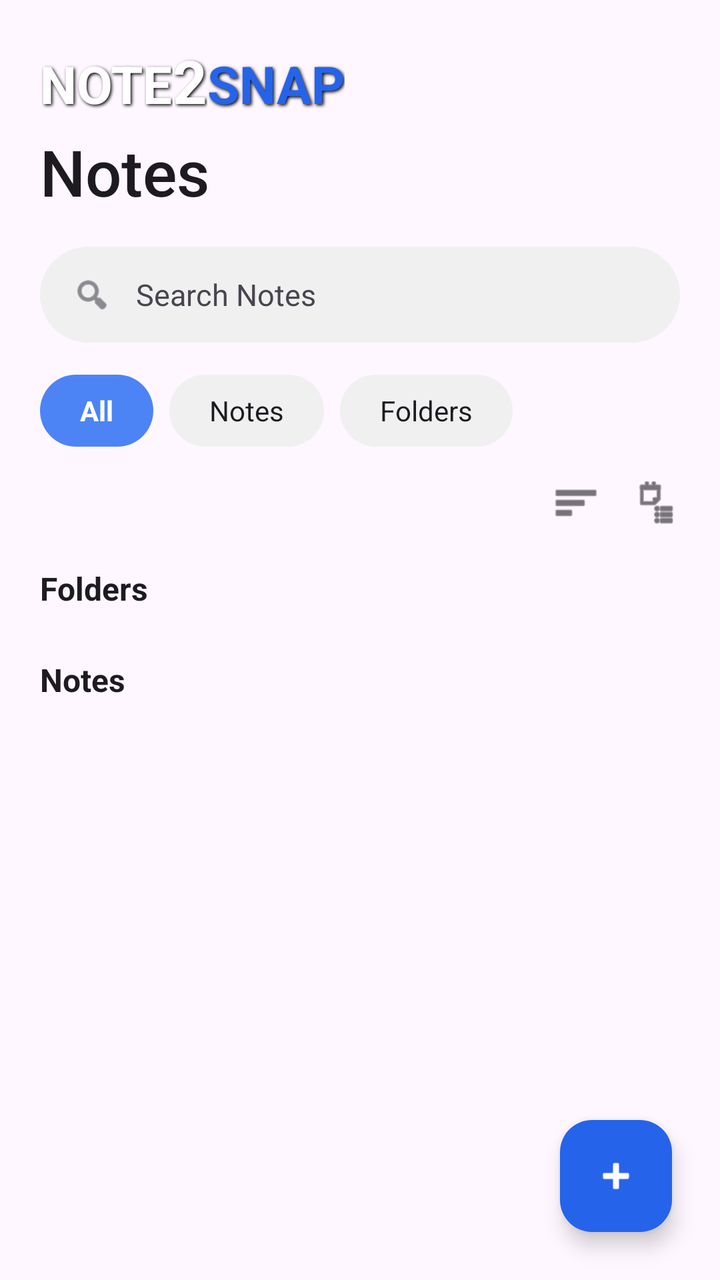
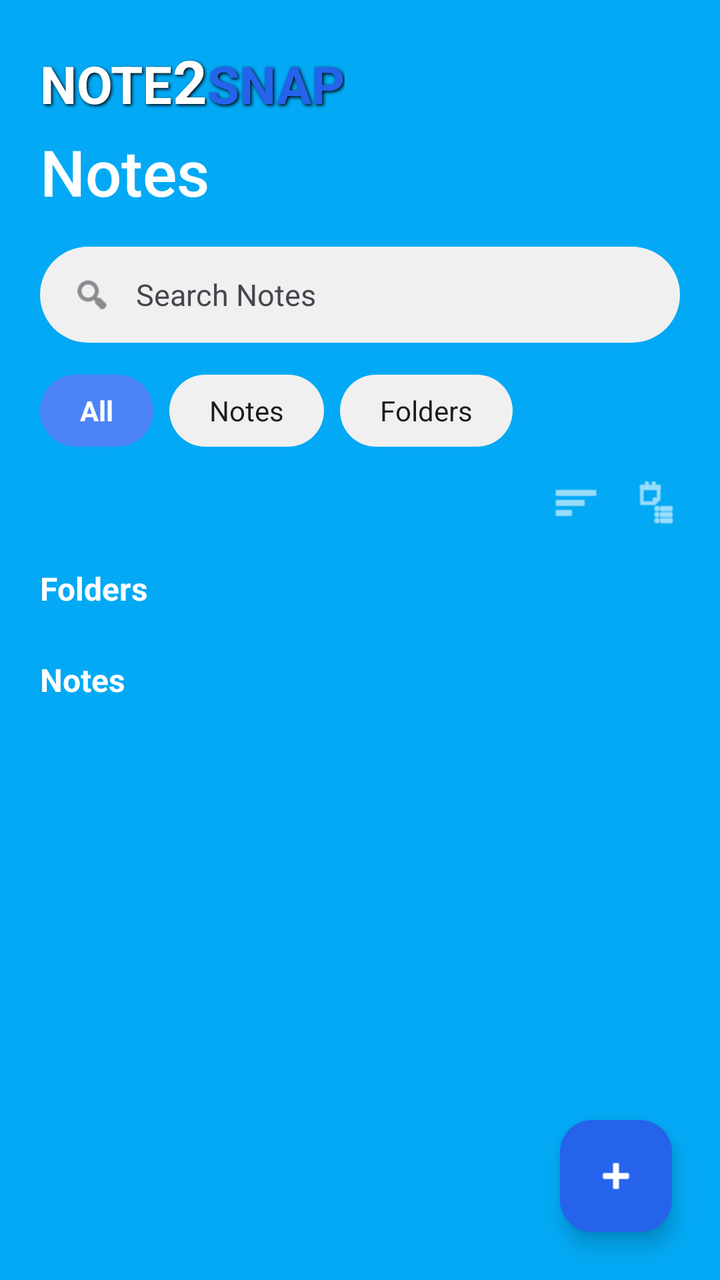

The first picture is an Android layout as it rendered before a commit; the second is the same layout after the commit. The layout source and the unified diff follow.
<!-- AndroidManifest.xml: application theme Theme.Note2Snap -->
<!-- res/layout/fragment_notes.xml -->
<?xml version="1.0" encoding="utf-8"?>
<androidx.coordinatorlayout.widget.CoordinatorLayout
    xmlns:android="http://schemas.android.com/apk/res/android"
    xmlns:app="http://schemas.android.com/apk/res-auto"
    android:layout_width="match_parent"
    android:layout_height="match_parent"
    android:background="?android:attr/colorBackground">

    <androidx.core.widget.NestedScrollView
        android:layout_width="match_parent"
        android:layout_height="match_parent"
        android:fillViewport="true">

        <LinearLayout
            android:layout_width="match_parent"
            android:layout_height="wrap_content"
            android:orientation="vertical"
            android:padding="20dp">

            
            <LinearLayout
                android:layout_width="wrap_content"
                android:layout_height="wrap_content"
                android:orientation="horizontal">

                <TextView
                    android:id="@+id/tvTitleNote"
                    android:layout_width="wrap_content"
                    android:layout_height="wrap_content"
                    android:text="NOTE"
                    android:textColor="#FFFFFF"
                    android:textSize="26sp"
                    android:textStyle="bold"
                    android:shadowColor="#000000"
                    android:shadowDx="2"
                    android:shadowDy="2"
                    android:shadowRadius="4" />

                <TextView
                    android:id="@+id/tvTitle2"
                    android:layout_width="wrap_content"
                    android:layout_height="wrap_content"
                    android:text="2"
                    android:textColor="#FFFFFF"
                    android:textSize="30sp"
                    android:textStyle="bold"
                    android:shadowColor="#000000"
                    android:shadowDx="2"
                    android:shadowDy="2"
                    android:shadowRadius="4" />

                <TextView
                    android:id="@+id/tvTitleSnap"
                    android:layout_width="wrap_content"
                    android:layout_height="wrap_content"
                    android:text="SNAP"
                    android:textColor="#2563EB"
                    android:textSize="26sp"
                    android:textStyle="bold"
                    android:shadowColor="#000000"
                    android:shadowDx="2"
                    android:shadowDy="2"
                    android:shadowRadius="4" />
            </LinearLayout>

            
            <TextView
                android:layout_width="wrap_content"
                android:layout_height="wrap_content"
                android:layout_marginTop="4dp"
                android:text="Notes"
                android:textColor="?android:attr/textColorPrimary"
                android:textSize="32sp"
                android:fontFamily="sans-serif-medium" />

            
            <LinearLayout
                android:layout_width="match_parent"
                android:layout_height="48dp"
                android:layout_marginTop="16dp"
                android:background="@drawable/bg_search_bar"
                android:gravity="center_vertical"
                android:orientation="horizontal"
                android:paddingHorizontal="16dp">

                <ImageView
                    android:layout_width="20dp"
                    android:layout_height="20dp"
                    android:src="@android:drawable/ic_menu_search"
                    app:tint="?android:attr/textColorSecondary" />

                <EditText
                    android:id="@+id/etSearchNotes"
                    android:layout_width="match_parent"
                    android:layout_height="match_parent"
                    android:layout_marginStart="12dp"
                    android:background="@null"
                    android:hint="Search Notes"
                    android:imeOptions="actionSearch"
                    android:inputType="text"
                    android:textColor="?android:attr/textColorPrimary"
                    android:textColorHint="?android:attr/textColorSecondary"
                    android:textSize="15sp" />
            </LinearLayout>

            
            <HorizontalScrollView
                android:layout_width="match_parent"
                android:layout_height="wrap_content"
                android:layout_marginTop="16dp"
                android:scrollbars="none">

                <LinearLayout
                    android:layout_width="wrap_content"
                    android:layout_height="wrap_content"
                    android:orientation="horizontal">

                    <TextView
                        android:id="@+id/chipAll"
                        android:layout_width="wrap_content"
                        android:layout_height="36dp"
                        android:background="@drawable/bg_filter_active"
                        android:gravity="center"
                        android:paddingHorizontal="20dp"
                        android:text="All"
                        android:textColor="#FFFFFF"
                        android:textSize="14sp"
                        android:textStyle="bold" />

                    <TextView
                        android:id="@+id/chipNotes"
                        android:layout_width="wrap_content"
                        android:layout_height="36dp"
                        android:layout_marginStart="8dp"
                        android:background="@drawable/bg_chip_unselected"
                        android:gravity="center"
                        android:paddingHorizontal="20dp"
                        android:text="Notes"
                        android:textColor="?android:attr/textColorPrimary"
                        android:textSize="14sp" />

                    <TextView
                        android:id="@+id/chipFolders"
                        android:layout_width="wrap_content"
                        android:layout_height="36dp"
                        android:layout_marginStart="8dp"
                        android:background="@drawable/bg_chip_unselected"
                        android:gravity="center"
                        android:paddingHorizontal="20dp"
                        android:text="Folders"
                        android:textColor="?android:attr/textColorPrimary"
                        android:textSize="14sp" />
                </LinearLayout>
            </HorizontalScrollView>

            
            <RelativeLayout
                android:layout_width="match_parent"
                android:layout_height="wrap_content"
                android:layout_marginTop="16dp"
                android:layout_marginBottom="8dp">

                <TextView
                    android:id="@+id/tvResultCount"
                    android:layout_width="wrap_content"
                    android:layout_height="wrap_content"
                    android:layout_alignParentStart="true"
                    android:layout_centerVertical="true"
                    android:textColor="?android:attr/textColorSecondary"
                    android:textSize="13sp"
                    android:visibility="gone" />

                <LinearLayout
                    android:layout_width="wrap_content"
                    android:layout_height="wrap_content"
                    android:layout_alignParentEnd="true"
                    android:orientation="horizontal">

                    <ImageView
                        android:id="@+id/btnSort"
                        android:layout_width="24dp"
                        android:layout_height="24dp"
                        android:layout_marginEnd="16dp"
                        android:background="?attr/selectableItemBackgroundBorderless"
                        android:src="@android:drawable/ic_menu_sort_by_size"
                        app:tint="?android:attr/textColorPrimary" />

                    <ImageView
                        android:id="@+id/btnViewMode"
                        android:layout_width="24dp"
                        android:layout_height="24dp"
                        android:background="?attr/selectableItemBackgroundBorderless"
                        android:src="@android:drawable/ic_menu_agenda"
                        app:tint="?android:attr/textColorPrimary" />
                </LinearLayout>
            </RelativeLayout>

            
            <TextView
                android:id="@+id/tvNotFound"
                android:layout_width="wrap_content"
                android:layout_height="wrap_content"
                android:layout_gravity="center_horizontal"
                android:layout_marginTop="32dp"
                android:layout_marginBottom="32dp"
                android:text="No notes found"
                android:textColor="?android:attr/textColorSecondary"
                android:textSize="16sp"
                android:visibility="gone" />

            
            <TextView
                android:id="@+id/tvFoldersLabel"
                android:layout_width="wrap_content"
                android:layout_height="wrap_content"
                android:layout_marginTop="12dp"
                android:text="Folders"
                android:textColor="?android:attr/textColorPrimary"
                android:textSize="16sp"
                android:textStyle="bold" />

            <androidx.recyclerview.widget.RecyclerView
                android:id="@+id/rvFolders"
                android:layout_width="match_parent"
                android:layout_height="wrap_content"
                android:layout_marginTop="8dp"
                android:nestedScrollingEnabled="false" />

            
            <TextView
                android:id="@+id/tvNotesLabel"
                android:layout_width="wrap_content"
                android:layout_height="wrap_content"
                android:layout_marginTop="16dp"
                android:text="Notes"
                android:textColor="?android:attr/textColorPrimary"
                android:textSize="16sp"
                android:textStyle="bold" />

            <androidx.recyclerview.widget.RecyclerView
                android:id="@+id/rvNotes"
                android:layout_width="match_parent"
                android:layout_height="wrap_content"
                android:layout_marginTop="8dp"
                android:nestedScrollingEnabled="false" />

        </LinearLayout>
    </androidx.core.widget.NestedScrollView>

    
    <com.google.android.material.floatingactionbutton.FloatingActionButton
        android:id="@+id/fabAddNotes"
        android:layout_width="wrap_content"
        android:layout_height="wrap_content"
        android:layout_gravity="bottom|end"
        android:layout_margin="24dp"
        android:contentDescription="Add Notes"
        android:src="@android:drawable/ic_input_add"
        app:backgroundTint="#2563EB"
        app:tint="#FFFFFF" />

</androidx.coordinatorlayout.widget.CoordinatorLayout>
<!-- resources referenced by this layout -->
<resources>
  <!-- drawable bg_chip_unselected (drawable) -->
  <?xml version="1.0" encoding="utf-8"?>
  <shape xmlns:android="http://schemas.android.com/apk/res/android">
      <solid android:color="@color/search_bg" />
      <corners android:radius="18dp" />
  </shape>
  <!-- drawable bg_filter_active (drawable) -->
  <?xml version="1.0" encoding="utf-8"?>
  <shape xmlns:android="http://schemas.android.com/apk/res/android">
      <solid android:color="#4D84F5" />
      <corners android:radius="24dp" />
  </shape>
  <!-- drawable bg_search_bar (drawable) -->
  <?xml version="1.0" encoding="utf-8"?>
  <shape xmlns:android="http://schemas.android.com/apk/res/android">
      <solid android:color="@color/search_bg" />
      <corners android:radius="24dp" />
  </shape>
  <style name="Theme.Note2Snap" parent="Theme.Material3.DayNight.NoActionBar">
          <item name="colorPrimary">@color/primary</item>
          <item name="colorSecondary">@color/secondary</item>
          <item name="android:windowBackground">@color/background</item>
          <item name="android:statusBarColor">@color/background</item>
      </style>
  <color name="search_bg">#F0F0F0</color>
  <color name="primary">#AFC4F6</color>
  <color name="secondary">#FFF79A</color>
  <color name="background">#FFFFFF</color>
</resources>

<!-- the commit's change to res/layout/fragment_notes.xml (unified diff, before → after) -->
@@ -4,7 +4,7 @@
     xmlns:app="http://schemas.android.com/apk/res-auto"
     android:layout_width="match_parent"
     android:layout_height="match_parent"
-    android:background="?android:attr/colorBackground">
+    android:background="#FF03A9F4">
 
     <androidx.core.widget.NestedScrollView
         android:layout_width="match_parent"
@@ -69,7 +69,7 @@
                 android:layout_height="wrap_content"
                 android:layout_marginTop="4dp"
                 android:text="Notes"
-                android:textColor="?android:attr/textColorPrimary"
+                android:textColor="#FFFFFF"
                 android:textSize="32sp"
                 android:fontFamily="sans-serif-medium" />
 
@@ -166,7 +166,7 @@
                     android:layout_height="wrap_content"
                     android:layout_alignParentStart="true"
                     android:layout_centerVertical="true"
-                    android:textColor="?android:attr/textColorSecondary"
+                    android:textColor="#F0F9FF"
                     android:textSize="13sp"
                     android:visibility="gone" />
 
@@ -183,7 +183,7 @@
                         android:layout_marginEnd="16dp"
                         android:background="?attr/selectableItemBackgroundBorderless"
                         android:src="@android:drawable/ic_menu_sort_by_size"
-                        app:tint="?android:attr/textColorPrimary" />
+                        app:tint="#FFFFFF" />
 
                     <ImageView
                         android:id="@+id/btnViewMode"
@@ -191,7 +191,7 @@
                         android:layout_height="24dp"
                         android:background="?attr/selectableItemBackgroundBorderless"
                         android:src="@android:drawable/ic_menu_agenda"
-                        app:tint="?android:attr/textColorPrimary" />
+                        app:tint="#FFFFFF" />
                 </LinearLayout>
             </RelativeLayout>
 
@@ -204,7 +204,7 @@
                 android:layout_marginTop="32dp"
                 android:layout_marginBottom="32dp"
                 android:text="No notes found"
-                android:textColor="?android:attr/textColorSecondary"
+                android:textColor="#F0F9FF"
                 android:textSize="16sp"
                 android:visibility="gone" />
 
@@ -215,7 +215,7 @@
                 android:layout_height="wrap_content"
                 android:layout_marginTop="12dp"
                 android:text="Folders"
-                android:textColor="?android:attr/textColorPrimary"
+                android:textColor="#FFFFFF"
                 android:textSize="16sp"
                 android:textStyle="bold" />
 
@@ -233,7 +233,7 @@
                 android:layout_height="wrap_content"
                 android:layout_marginTop="16dp"
                 android:text="Notes"
-                android:textColor="?android:attr/textColorPrimary"
+                android:textColor="#FFFFFF"
                 android:textSize="16sp"
                 android:textStyle="bold" />
 
